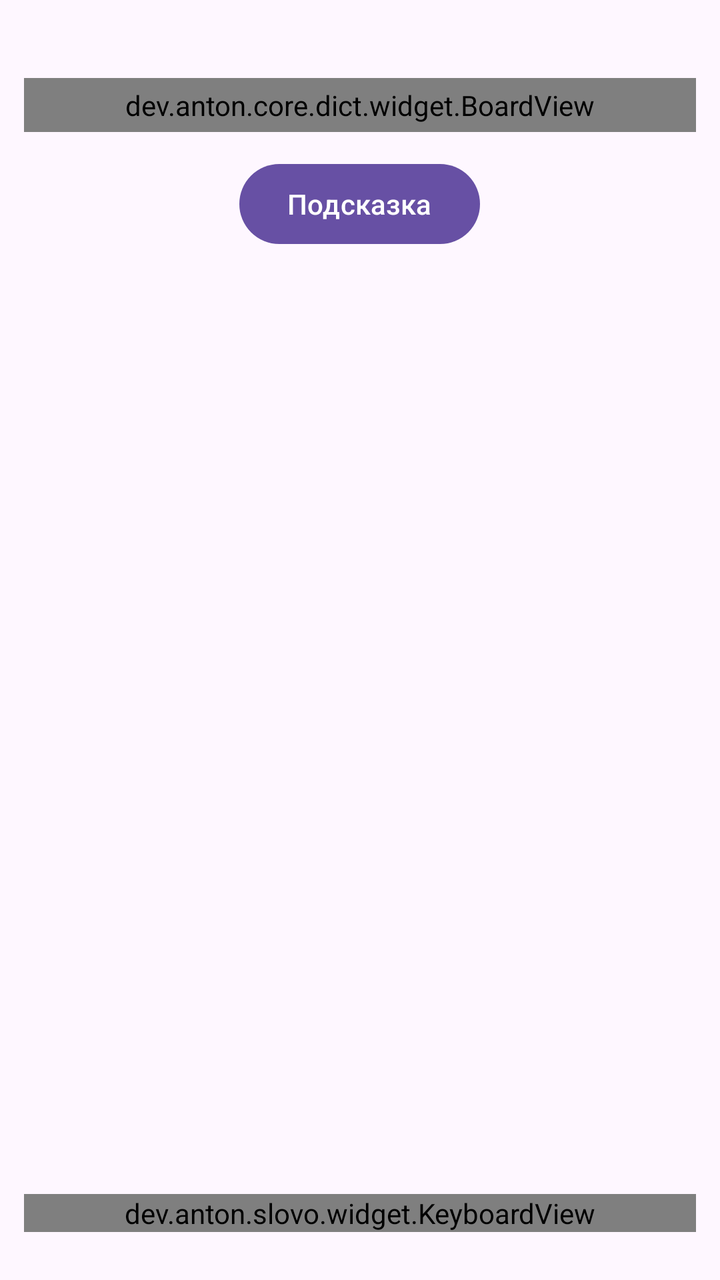
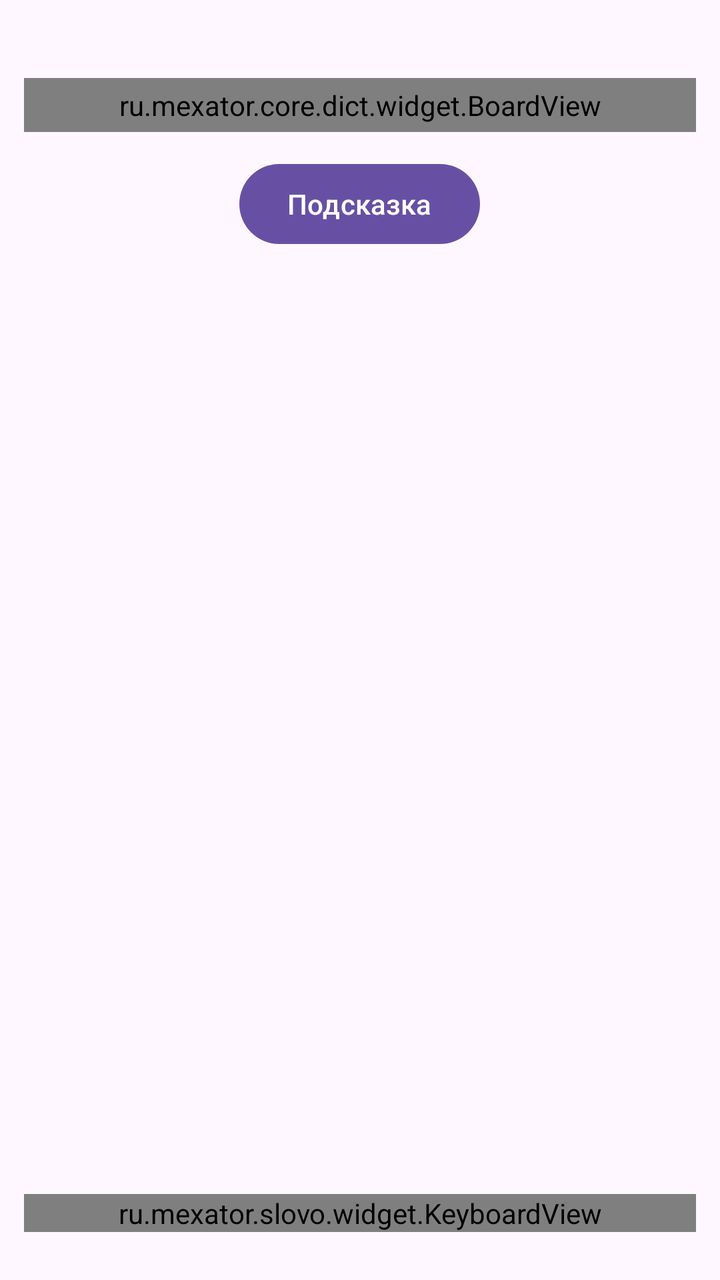

Screens rendered from an Android XML layout before and after an edit, with the pre-edit source and the edit as a unified diff.
<!-- AndroidManifest.xml: application theme Theme.Slovo -->
<!-- res/layout/scene_game.xml -->
<?xml version="1.0" encoding="utf-8"?>
<LinearLayout xmlns:android="http://schemas.android.com/apk/res/android"
    xmlns:app="http://schemas.android.com/apk/res-auto"
    android:layout_width="match_parent"
    android:layout_height="match_parent"
    android:orientation="vertical"
    android:padding="12dp">

    <TextView
        android:id="@+id/game_status"
        android:layout_width="wrap_content"
        android:layout_height="wrap_content"
        android:layout_gravity="center_horizontal"
        android:textSize="14sp" />

    
    <dev.anton.core.dict.widget.BoardView
        android:id="@+id/board"
        android:layout_width="match_parent"
        android:layout_height="wrap_content"
        android:layout_marginTop="8dp"
        android:background="#E8E8E8"
        android:padding="4dp"
        android:transitionName="board"
        app:boardRows="6"
        app:boardColumns="5"
        app:boardCellSize="52dp"
        app:boardCellMargin="3dp"
        app:boardCellTextSize="22sp" />

    <Button
        android:id="@+id/hint_button"
        android:layout_width="wrap_content"
        android:layout_height="wrap_content"
        android:layout_gravity="center_horizontal"
        android:layout_marginTop="12dp"
        android:text="@string/hint" />

    
    <TextView
        android:id="@+id/hint_text"
        android:layout_width="match_parent"
        android:layout_height="wrap_content"
        android:paddingTop="8dp"
        android:textSize="14sp"
        android:visibility="gone" />

    <Space
        android:layout_width="match_parent"
        android:layout_height="0dp"
        android:layout_weight="1" />

    
    <dev.anton.slovo.widget.KeyboardView
        android:id="@+id/keyboard"
        android:layout_width="match_parent"
        android:layout_height="wrap_content"
        android:layout_marginBottom="12dp"
        android:transitionName="keyboard" />
</LinearLayout>
<!-- resources referenced by this layout -->
<resources>
  <string name="hint">Подсказка</string>
  <style name="Theme.Slovo" parent="Theme.Material3.Light.NoActionBar">
          <item name="android:windowActivityTransitions">true</item>
      </style>
</resources>

<!-- the commit's change to res/layout/scene_game.xml (unified diff, before → after) -->
@@ -14,7 +14,7 @@
         android:textSize="14sp" />
 
     
-    <dev.anton.core.dict.widget.BoardView
+    <ru.mexator.core.dict.widget.BoardView
         android:id="@+id/board"
         android:layout_width="match_parent"
         android:layout_height="wrap_content"
@@ -51,7 +51,7 @@
         android:layout_weight="1" />
 
     
-    <dev.anton.slovo.widget.KeyboardView
+    <ru.mexator.slovo.widget.KeyboardView
         android:id="@+id/keyboard"
         android:layout_width="match_parent"
         android:layout_height="wrap_content"
